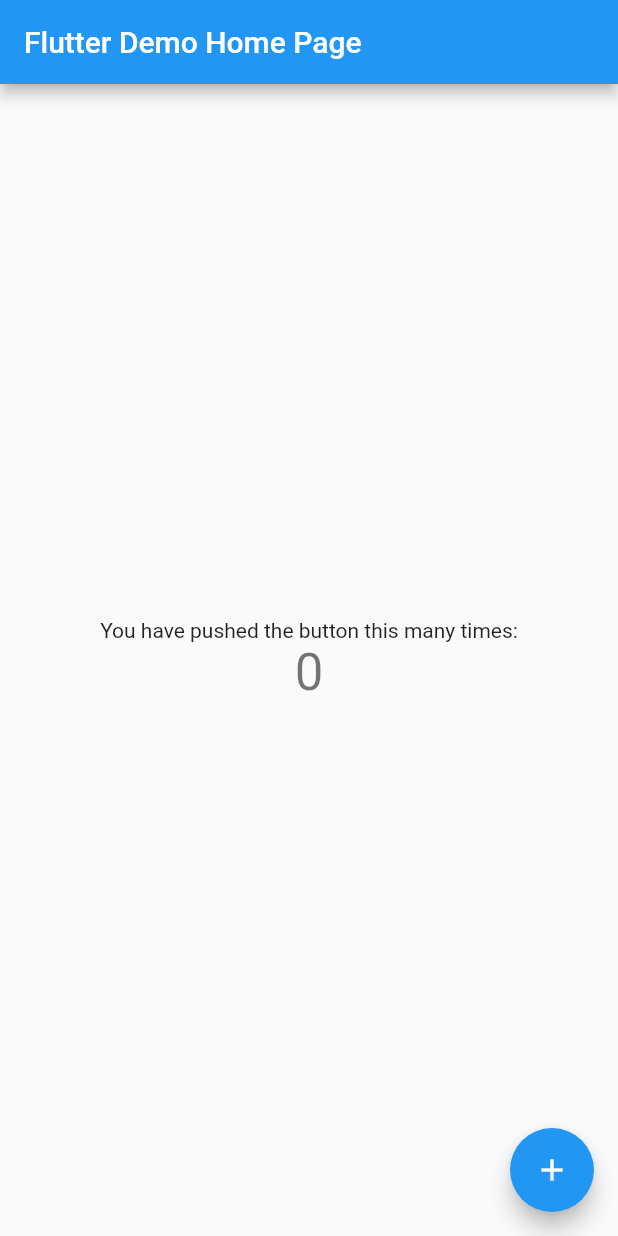
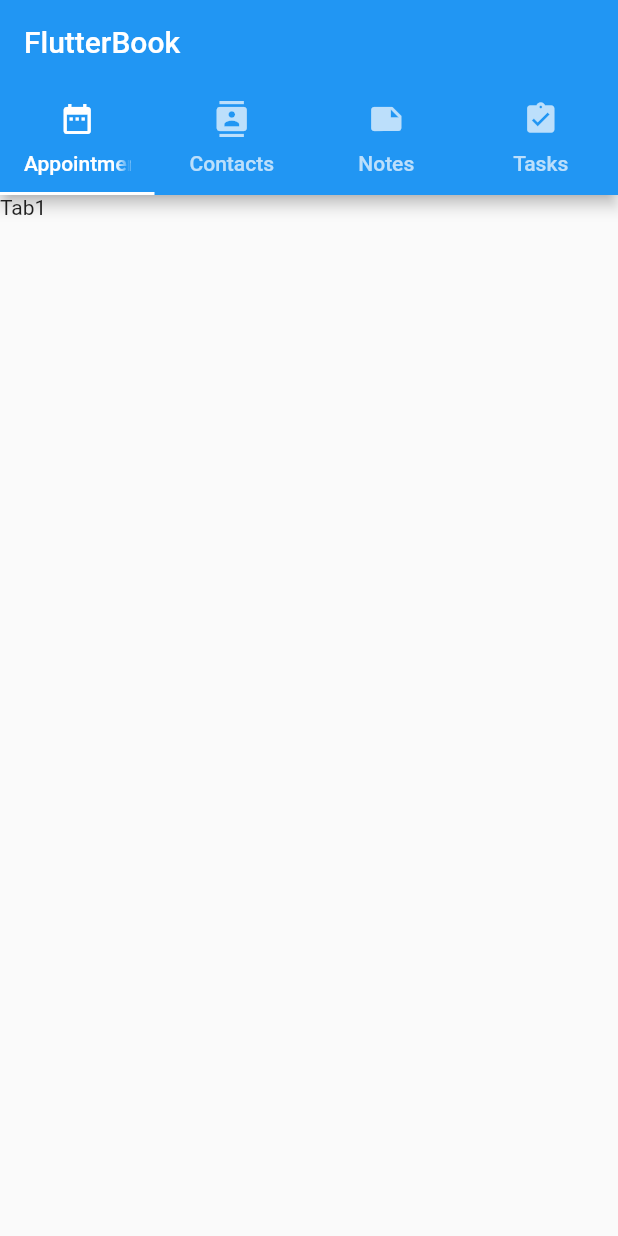
Before and after one commit to ruslangaleev/flutterbook, a Flutter app: the screen it shows after launch, on a phone screen of 412 x 824 dp. Run offline on Flutter 3.47's test engine with Material 2 defaults, Android fonts, the phone set to English and light mode, and no system bars.

Commit message:
Added Tab widget

```diff
--- a/lib/main.dart
+++ b/lib/main.dart
@@ -1,113 +1,51 @@
+import "dart:io";
 import 'package:flutter/material.dart';
+import "package:path_provider/path_provider.dart";
+
+import "utils.dart" as utils;
 
 void main() {
-  runApp(MyApp());
+  startMeUp() async {
+    // Не знаю что он делает, но позволяет обратиться к PathProvider еще до запуска приложения
+    WidgetsFlutterBinding.ensureInitialized();
+    // Каталог документов приложения
+    // Directory: '/data/user/0/com.example.flutterbook/app_flutter'
+    var docsDir = await getApplicationDocumentsDirectory();
+    utils.docsDir = docsDir;
+    runApp(FlutterBook());
+  }
+
+  startMeUp();
 }
 
-class MyApp extends StatelessWidget {
-  // This widget is the root of your application.
+class FlutterBook extends StatelessWidget {
   @override
   Widget build(BuildContext context) {
     return MaterialApp(
-      title: 'Flutter Demo',
-      theme: ThemeData(
-        // This is the theme of your application.
-        //
-        // Try running your application with "flutter run". You'll see the
-        // application has a blue toolbar. Then, without quitting the app, try
-        // changing the primarySwatch below to Colors.green and then invoke
-        // "hot reload" (press "r" in the console where you ran "flutter run",
-        // or simply save your changes to "hot reload" in a Flutter IDE).
-        // Notice that the counter didn't reset back to zero; the application
-        // is not restarted.
-        primarySwatch: Colors.blue,
+      home: DefaultTabController(
+        length: 4,
+        child: Scaffold(
+          appBar: AppBar(
+            title: Text("FlutterBook"),
+            bottom: TabBar(
+              tabs: [
+                Tab(icon: Icon(Icons.date_range), text: "Appointments"),
+                Tab(icon: Icon(Icons.contacts), text: "Contacts"),
+                Tab(icon: Icon(Icons.note), text: "Notes"),
+                Tab(icon: Icon(Icons.assignment_turned_in), text: "Tasks")
+              ]
+            )
+          ),
+          body: TabBarView(
+            children: [
+              Text("Tab1"),
+              Text("Tab2"),
+              Text("Tab3"),
+              Text("Tab4")
+            ],
+          ),
+        ),
       ),
-      home: MyHomePage(title: 'Flutter Demo Home Page'),
     );
   }
 }
-
-class MyHomePage extends StatefulWidget {
-  MyHomePage({Key? key, required this.title}) : super(key: key);
-
-  // This widget is the home page of your application. It is stateful, meaning
-  // that it has a State object (defined below) that contains fields that affect
-  // how it looks.
-
-  // This class is the configuration for the state. It holds the values (in this
-  // case the title) provided by the parent (in this case the App widget) and
-  // used by the build method of the State. Fields in a Widget subclass are
-  // always marked "final".
-
-  final String title;
-
-  @override
-  _MyHomePageState createState() => _MyHomePageState();
-}
-
-class _MyHomePageState extends State<MyHomePage> {
-  int _counter = 0;
-
-  void _incrementCounter() {
-    setState(() {
-      // This call to setState tells the Flutter framework that something has
-      // changed in this State, which causes it to rerun the build method below
-      // so that the display can reflect the updated values. If we changed
-      // _counter without calling setState(), then the build method would not be
-      // called again, and so nothing would appear to happen.
-      _counter++;
-    });
-  }
-
-  @override
-  Widget build(BuildContext context) {
-    // This method is rerun every time setState is called, for instance as done
-    // by the _incrementCounter method above.
-    //
-    // The Flutter framework has been optimized to make rerunning build methods
-    // fast, so that you can just rebuild anything that needs updating rather
-    // than having to individually change instances of widgets.
-    return Scaffold(
-      appBar: AppBar(
-        // Here we take the value from the MyHomePage object that was created by
-        // the App.build method, and use it to set our appbar title.
-        title: Text(widget.title),
-      ),
-      body: Center(
-        // Center is a layout widget. It takes a single child and positions it
-        // in the middle of the parent.
-        child: Column(
-          // Column is also a layout widget. It takes a list of children and
-          // arranges them vertically. By default, it sizes itself to fit its
-          // children horizontally, and tries to be as tall as its parent.
-          //
-          // Invoke "debug painting" (press "p" in the console, choose the
-          // "Toggle Debug Paint" action from the Flutter Inspector in Android
-          // Studio, or the "Toggle Debug Paint" command in Visual Studio Code)
-          // to see the wireframe for each widget.
-          //
-          // Column has various properties to control how it sizes itself and
-          // how it positions its children. Here we use mainAxisAlignment to
-          // center the children vertically; the main axis here is the vertical
-          // axis because Columns are vertical (the cross axis would be
-          // horizontal).
-          mainAxisAlignment: MainAxisAlignment.center,
-          children: <Widget>[
-            Text(
-              'You have pushed the button this many times:',
-            ),
-            Text(
-              '$_counter',
-              style: Theme.of(context).textTheme.headline4,
-            ),
-          ],
-        ),
-      ),
-      floatingActionButton: FloatingActionButton(
-        onPressed: _incrementCounter,
-        tooltip: 'Increment',
-        child: Icon(Icons.add),
-      ), // This trailing comma makes auto-formatting nicer for build methods.
-    );
-  }
-}
--- /dev/null
+++ b/lib/utils.dart
@@ -0,0 +1,8 @@
+// Содержит глобальные данные
+
+import "dart:io";
+import "package:flutter/material.dart";
+import "package:path_provider/path_provider.dart";
+import "package:intl/intl.dart";
+
+Directory docsDir = Directory("/data/user/0/com.example.flutterbook/app_flutter");
--- a/pubspec.yaml
+++ b/pubspec.yaml
@@ -28,6 +28,8 @@ dependencies:
   # The following adds the Cupertino Icons font to your application.
   # Use with the CupertinoIcons class for iOS style icons.
   cupertino_icons: ^1.0.2
+  path_provider: ^2.0.2
+  intl: ^0.17.0
 
 dev_dependencies:
   flutter_test:
```
Also changed, not shown: 1 other file.
